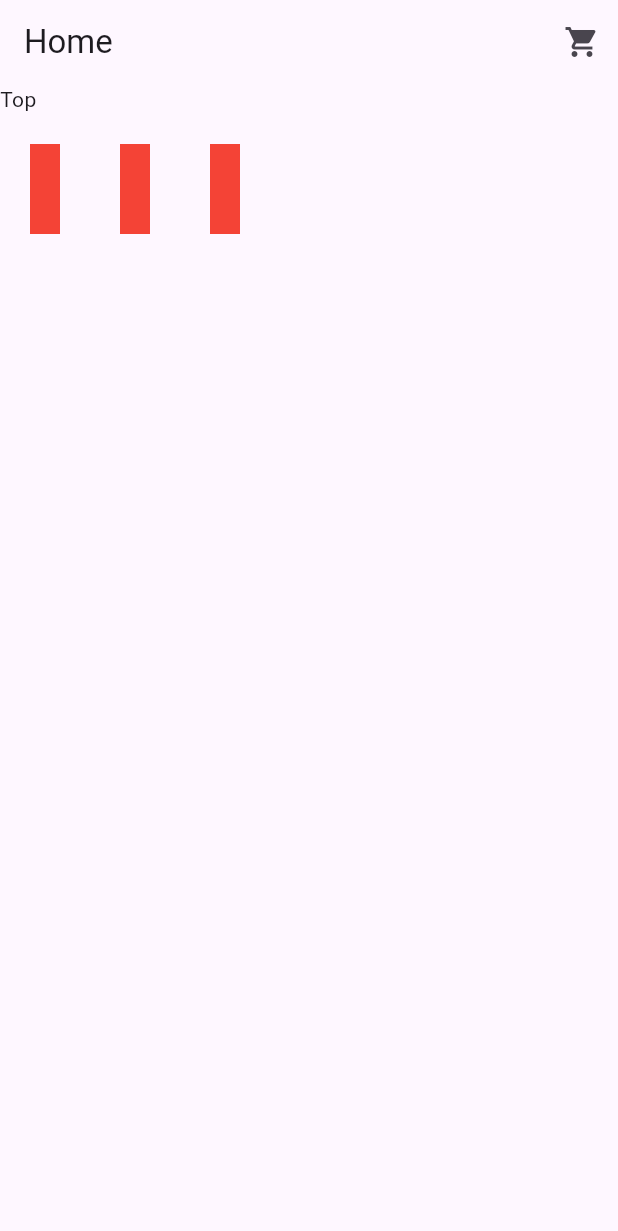
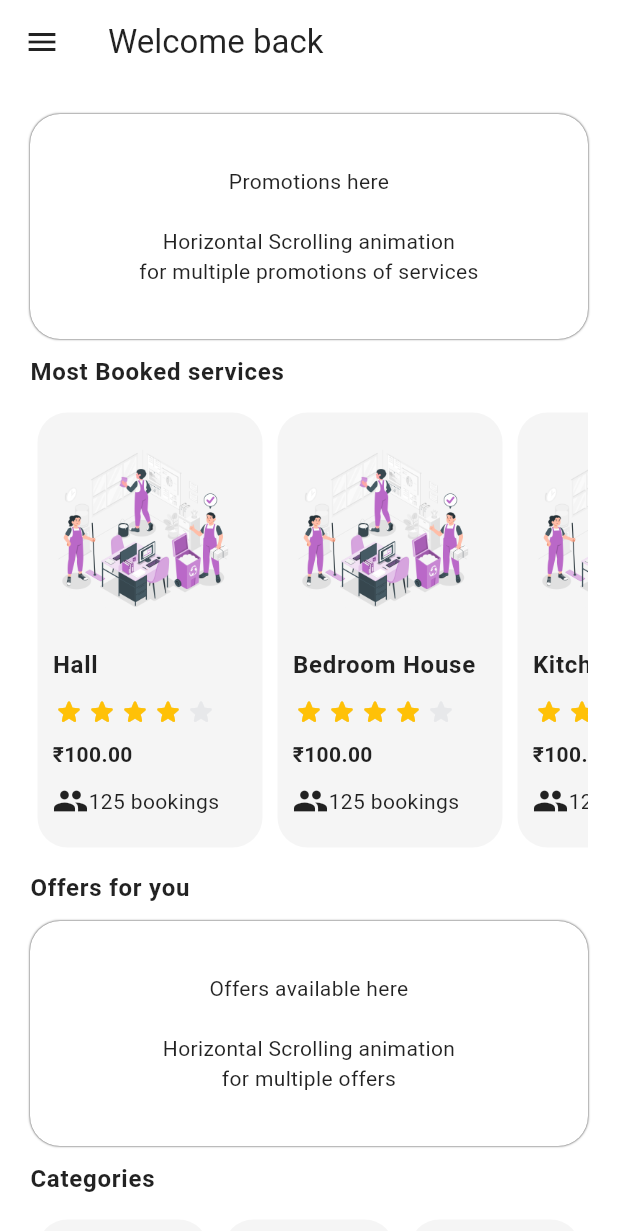
Before and after one commit to theVatsal3802/ruralclap-demo, a Flutter app: the screen it shows after launch, on a phone screen of 412 x 824 dp. Shown: the top 1231 px of the screen. Run offline on Flutter 3.47's test engine with Material 3 defaults, Android fonts, the phone set to English and light mode, and no system bars; drawn by our look-alikes of flutter_rating_stars.

Commit message:
Home Screen UI Completed

```diff
--- a/lib/main.dart
+++ b/lib/main.dart
@@ -1,5 +1,6 @@
 import 'package:flutter/material.dart';
 import 'package:ruralclap/screens/home_screen.dart';
+import 'package:ruralclap/util/theme.dart';
 
 void main() {
   runApp(const MyApp());
@@ -12,10 +13,7 @@ class MyApp extends StatelessWidget {
   Widget build(BuildContext context) {
     return MaterialApp(
       title: 'Flutter Demo',
-      theme: ThemeData(
-        colorScheme: ColorScheme.fromSeed(seedColor: Colors.deepPurple),
-        useMaterial3: true,
-      ),
+      theme: theme(),
       home: const HomeScreen(),
     );
   }
--- a/lib/models/trade_model.dart
+++ b/lib/models/trade_model.dart
@@ -1,4 +1,3 @@
-// ignore_for_file: public_member_api_docs, sort_constructors_first
 import 'dart:convert';
 
 import 'package:ruralclap/models/category_model.dart';
--- a/lib/screens/home_screen.dart
+++ b/lib/screens/home_screen.dart
@@ -1,51 +1,142 @@
 import 'package:flutter/material.dart';
+import 'package:ruralclap/models/category_model.dart';
+import 'package:ruralclap/models/trade_model.dart';
+import 'package:ruralclap/widgets/category_tile.dart';
+import 'package:ruralclap/widgets/trade.dart';
 
-class HomeScreen extends StatelessWidget {
+class HomeScreen extends StatefulWidget {
   const HomeScreen({super.key});
+
+  @override
+  State<HomeScreen> createState() => _HomeScreenState();
+}
+
+class _HomeScreenState extends State<HomeScreen> {
+  final List<Trade> trades = Trade.trades;
+  final List<Category> categories = Category.categories;
 
   @override
   Widget build(BuildContext context) {
     return Scaffold(
+      drawer: const Drawer(),
       appBar: AppBar(
         title: const Text(
-          "Home",
+          "Welcome back",
           textScaler: TextScaler.noScaling,
         ),
-        actions: [
-          IconButton(
-            onPressed: () {},
-            icon: const Icon(Icons.shopping_cart),
+      ),
+      body: ListView(
+        padding: const EdgeInsets.all(20),
+        children: [
+          Container(
+            height: 150,
+            decoration: BoxDecoration(
+              borderRadius: BorderRadius.circular(20),
+              boxShadow: [
+                BoxShadow(
+                  blurRadius: 0.5,
+                  color: Theme.of(context).colorScheme.onSurface,
                 ),
               ],
+              color: Theme.of(context).colorScheme.primary,
             ),
-      body: SingleChildScrollView(
-        child: Column(
-          mainAxisAlignment: MainAxisAlignment.start,
-          crossAxisAlignment: CrossAxisAlignment.start,
-          children: [
-            const Text(
-              "Top",
+            child: const Center(
+              child: Text(
+                "Promotions here\n\nHorizontal Scrolling animation \nfor multiple promotions of services",
                 textScaler: TextScaler.noScaling,
+                textAlign: TextAlign.center,
+              ),
+            ),
+          ),
+          const SizedBox(
+            height: 10,
+          ),
+          Text(
+            "Most Booked services",
+            textScaler: TextScaler.noScaling,
+            style: Theme.of(context).textTheme.bodyLarge!.copyWith(
+                  fontWeight: FontWeight.bold,
+                ),
+            overflow: TextOverflow.ellipsis,
+          ),
+          const SizedBox(
+            height: 10,
           ),
           SizedBox(
-              width: double.infinity,
-              height: 100,
+            height: 300,
             child: ListView.builder(
               itemBuilder: (context, index) {
-                  return Container(
-                    color: Colors.red,
-                    height: 20,
-                    width: 20,
-                    margin: const EdgeInsets.all(20),
+                return TradeTile(
+                  trade: trades[index],
                 );
               },
-                itemCount: 3,
+              itemCount: trades.length,
+              shrinkWrap: true,
               scrollDirection: Axis.horizontal,
-                shrinkWrap: true,
             ),
           ),
+          const SizedBox(
+            height: 10,
+          ),
+          Text(
+            "Offers for you",
+            textScaler: TextScaler.noScaling,
+            style: Theme.of(context).textTheme.bodyLarge!.copyWith(
+                  fontWeight: FontWeight.bold,
+                ),
+            overflow: TextOverflow.ellipsis,
+          ),
+          const SizedBox(
+            height: 10,
+          ),
+          Container(
+            height: 150,
+            decoration: BoxDecoration(
+              borderRadius: BorderRadius.circular(20),
+              boxShadow: [
+                BoxShadow(
+                  blurRadius: 0.5,
+                  color: Theme.of(context).colorScheme.onSurface,
+                ),
               ],
+              color: Theme.of(context).colorScheme.primary,
             ),
+            child: const Center(
+              child: Text(
+                "Offers available here\n\nHorizontal Scrolling animation \nfor multiple offers",
+                textScaler: TextScaler.noScaling,
+                textAlign: TextAlign.center,
+              ),
+            ),
+          ),
+          const SizedBox(
+            height: 10,
+          ),
+          Text(
+            "Categories",
+            textScaler: TextScaler.noScaling,
+            style: Theme.of(context).textTheme.bodyLarge!.copyWith(
+                  fontWeight: FontWeight.bold,
+                ),
+            overflow: TextOverflow.ellipsis,
+          ),
+          const SizedBox(
+            height: 10,
+          ),
+          GridView.builder(
+            gridDelegate: const SliverGridDelegateWithFixedCrossAxisCount(
+              crossAxisCount: 3,
+            ),
+            itemBuilder: (context, index) {
+              return CategoryTile(
+                category: categories[index],
+              );
+            },
+            itemCount: trades.length,
+            shrinkWrap: true,
+            physics: const NeverScrollableScrollPhysics(),
+          ),
+        ],
       ),
     );
   }
--- a/lib/util/constants.dart
+++ b/lib/util/constants.dart
@@ -0,0 +1,3 @@
+class Constants {
+  static const String workImage = "assets/images/work.png";
+}
--- a/lib/util/theme.dart
+++ b/lib/util/theme.dart
@@ -11,9 +11,15 @@ ThemeData theme() {
       error: Colors.red.shade800,
       onError: Colors.white,
       background: Colors.white,
-      onBackground: Colors.grey.shade800,
+      onBackground: Colors.grey.shade100,
       surface: Colors.white,
-      onSurface: Colors.grey.shade900,
+      onSurface: Colors.black87,
+    ),
+    useMaterial3: true,
+    scaffoldBackgroundColor: Colors.white,
+    appBarTheme: const AppBarTheme(
+      elevation: 2,
+      color: Colors.white,
     ),
   );
 }
--- /dev/null
+++ b/lib/widgets/category_tile.dart
@@ -0,0 +1,46 @@
+import 'package:flutter/material.dart';
+import 'package:ruralclap/models/category_model.dart';
+import 'package:ruralclap/util/constants.dart';
+
+class CategoryTile extends StatelessWidget {
+  final Category category;
+  const CategoryTile({required this.category, super.key});
+
+  @override
+  Widget build(BuildContext context) {
+    return GestureDetector(
+      onTap: () {},
+      child: Container(
+        width: 150,
+        padding: const EdgeInsets.all(10),
+        margin: const EdgeInsets.all(5),
+        decoration: BoxDecoration(
+          borderRadius: BorderRadius.circular(20),
+          color: Theme.of(context).colorScheme.onBackground,
+        ),
+        child: Column(
+          mainAxisAlignment: MainAxisAlignment.spaceEvenly,
+          crossAxisAlignment: CrossAxisAlignment.center,
+          children: [
+            Image.asset(
+              Constants.workImage,
+              height: 68,
+              width: 68,
+            ),
+            const SizedBox(
+              width: 20,
+            ),
+            Text(
+              category.name,
+              textScaler: TextScaler.noScaling,
+              style: Theme.of(context).textTheme.bodySmall!.copyWith(
+                    fontWeight: FontWeight.bold,
+                  ),
+              overflow: TextOverflow.ellipsis,
+            ),
+          ],
+        ),
+      ),
+    );
+  }
+}
--- /dev/null
+++ b/lib/widgets/trade.dart
@@ -0,0 +1,72 @@
+import 'package:flutter/material.dart';
+import 'package:flutter_rating_stars/flutter_rating_stars.dart';
+import 'package:ruralclap/models/trade_model.dart';
+import 'package:ruralclap/util/constants.dart';
+
+class TradeTile extends StatelessWidget {
+  final Trade trade;
+  const TradeTile({required this.trade, super.key});
+
+  @override
+  Widget build(BuildContext context) {
+    return GestureDetector(
+      onTap: () {},
+      child: Container(
+        width: 150,
+        padding: const EdgeInsets.all(10),
+        margin: const EdgeInsets.all(5),
+        decoration: BoxDecoration(
+          borderRadius: BorderRadius.circular(20),
+          color: Theme.of(context).colorScheme.onBackground,
+        ),
+        child: Column(
+          mainAxisAlignment: MainAxisAlignment.spaceEvenly,
+          crossAxisAlignment: CrossAxisAlignment.start,
+          children: [
+            Image.asset(
+              Constants.workImage,
+              height: 120,
+              width: 120,
+            ),
+            const SizedBox(
+              width: 20,
+            ),
+            Text(
+              trade.name,
+              textScaler: TextScaler.noScaling,
+              style: Theme.of(context).textTheme.bodyLarge!.copyWith(
+                    fontWeight: FontWeight.bold,
+                  ),
+              overflow: TextOverflow.ellipsis,
+            ),
+            RatingStars(
+              value: trade.starRating,
+              starColor: Colors.amber,
+              valueLabelVisibility: false,
+              starCount: 5,
+            ),
+            Text(
+              "₹${trade.price.toStringAsFixed(2)}",
+              textScaler: TextScaler.noScaling,
+              style: Theme.of(context).textTheme.bodyMedium!.copyWith(
+                    fontWeight: FontWeight.bold,
+                  ),
+            ),
+            Row(
+              children: [
+                Icon(
+                  Icons.people,
+                  color: Theme.of(context).colorScheme.onSurface,
+                ),
+                Text(
+                  "${trade.numberOfBookings.toString()} bookings",
+                  textScaler: TextScaler.noScaling,
+                ),
+              ],
+            ),
+          ],
+        ),
+      ),
+    );
+  }
+}
--- a/pubspec.yaml
+++ b/pubspec.yaml
@@ -30,6 +30,7 @@ environment:
 dependencies:
   flutter:
     sdk: flutter
+  flutter_rating_stars: ^1.0.3+4
 
 
   # The following adds the Cupertino Icons font to your application.
@@ -59,8 +60,8 @@ flutter:
   uses-material-design: true
 
   # To add assets to your application, add an assets section, like this:
-  # assets:
-  #   - images/a_dot_burr.jpeg
+  assets:
+    - assets/images/
   #   - images/a_dot_ham.jpeg
 
   # An image asset can refer to one or more resolution-specific "variants", see
```
Also changed, not shown: assets/images/work.png (added), pubspec.lock. Lines whose indentation alone changed are shown as unchanged.
